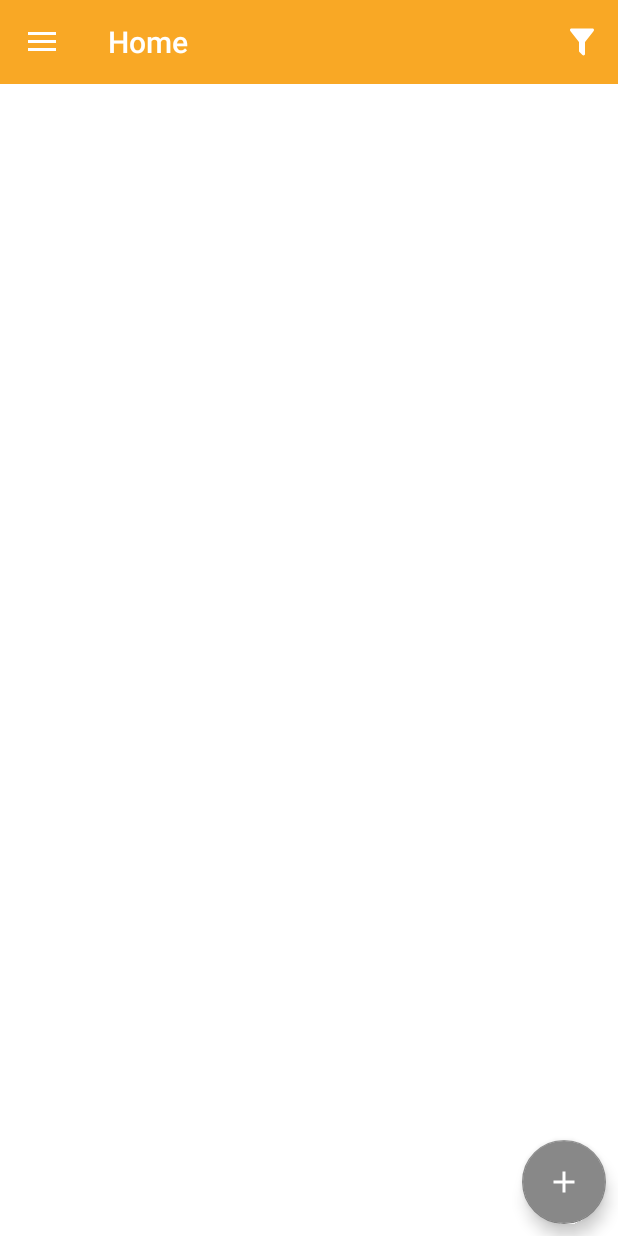
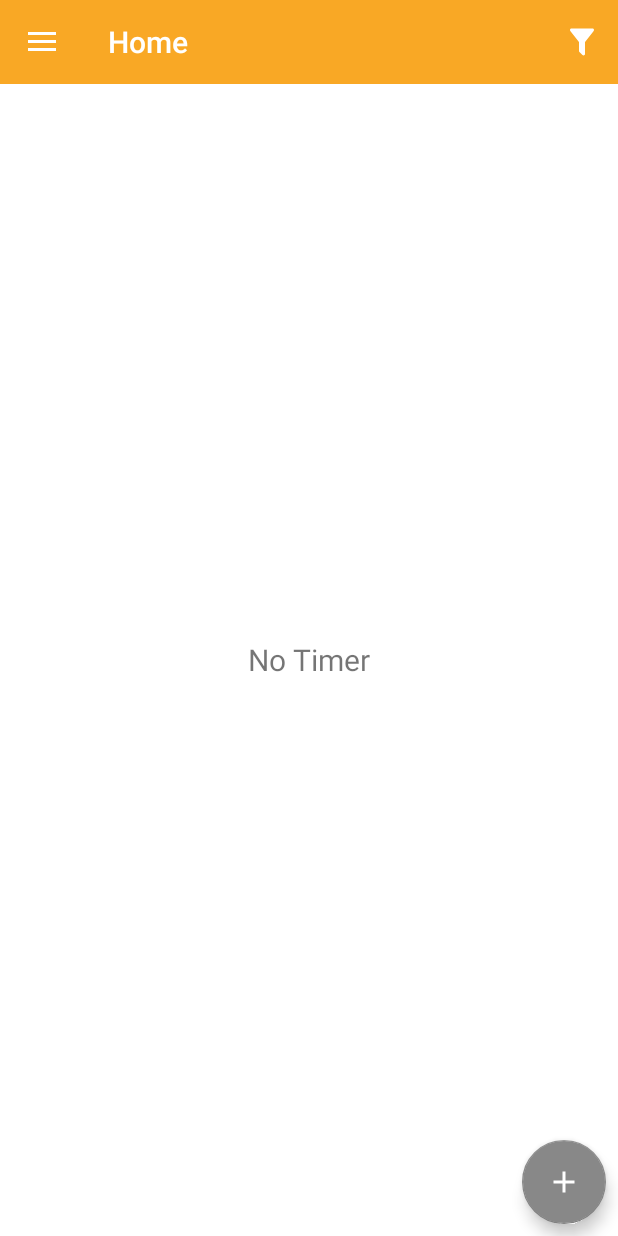
Before and after one commit to kaleidot725/MicheTimer, an Android app: the screen it shows after launch (MainActivity), on a phone screen of 412 x 824 dp. Run offline under Robolectric (Android 15) with nearby library versions, the phone set to English and light mode, and no system bars; our stand-ins replace Dagger/Hilt's generated code, RxJava, data binding; libraries missing offline, so code that uses them is left out: com.mikepenz.aboutlibraries; 2 statements that could not run were skipped.

Commit message:
Add Empty Message

```diff
--- a/src/app/src/main/java/kaleidot725/michetimer/main/MainFragment.kt
+++ b/src/app/src/main/java/kaleidot725/michetimer/main/MainFragment.kt
@@ -70,7 +70,8 @@ class MainFragment : Fragment() {
 
         viewModel = ViewModelProviders.of(this, MainViewModelFactory()).get(MainViewModel::class.java)
         val binding = DataBindingUtil.bind<FragmentMainBinding>(this.view as View)
-        binding?.setVariable(BR.mainViewModel, viewModel)
+        binding?.lifecycleOwner = this
+        binding?.mainViewModel = viewModel
 
         val recyclerView = view.findViewById<RecyclerView>(R.id.recycler_view).also {
             it.setHasFixedSize(true)
--- a/src/app/src/main/java/kaleidot725/michetimer/main/MainTimersAdapter.kt
+++ b/src/app/src/main/java/kaleidot725/michetimer/main/MainTimersAdapter.kt
@@ -20,12 +20,15 @@ internal class MainTimersAdapter(owner : LifecycleOwner, viewModel : MainViewMod
     }
 
     override fun onBindViewHolder(holder: MainTimersViewHolder, position: Int) {
-        holder.bind(viewModel.all[position])
+        val list = viewModel.all.value
+        if (list != null && (position < list.count())) {
+            holder.bind(list[position])
+        }
     }
 
     override fun onDetachedFromRecyclerView(recyclerView: RecyclerView) {
         super.onDetachedFromRecyclerView(recyclerView)
     }
 
-    override fun getItemCount(): Int = viewModel.all.count()
+    override fun getItemCount(): Int = viewModel.all.value?.count() ?: 0
 }
--- a/src/app/src/main/java/kaleidot725/michetimer/main/MainViewModel.kt
+++ b/src/app/src/main/java/kaleidot725/michetimer/main/MainViewModel.kt
@@ -1,17 +1,24 @@
 package kaleidot725.michetimer.main
 
+import android.opengl.Visibility
 import android.view.View
-import androidx.databinding.ObservableArrayList
 import androidx.databinding.ObservableList
-import androidx.lifecycle.ViewModel
+import androidx.lifecycle.*
 import kaleidot725.michetimer.model.entity.Timer
 import kaleidot725.michetimer.model.repository.TimerRepository
 import kaleidot725.michetimer.model.service.TimerService
 
 
-class MainViewModel(navigator : MainNavigator, service : TimerService, repository : TimerRepository, filter : MainFilter, search : String) : ViewModel() {
+class MainViewModel(navigator : MainNavigator, service : TimerService, repository : TimerRepository, filterType : MainFilter, search : String) : ViewModel() {
 
-    val all : ObservableList<MainTimerViewModel> = ObservableArrayList<MainTimerViewModel>()
+    private val _all : MutableLiveData<List<MainTimerViewModel>> = MutableLiveData()
+    val all : LiveData<List<MainTimerViewModel>> = _all
+
+    private val _visibility : MediatorLiveData<Int> = MediatorLiveData<Int>().also { v ->
+        v.addSource(all) { all -> v.value = if(all.count() == 0)  View.VISIBLE else View.GONE }
+    }
+    val visibility : LiveData<Int> = _visibility
+
     var onAddEvent : ((Int) -> Unit) ?= null
     var onRemoveEvent : ((Int) -> Unit) ?= null
     var onChanged : (() -> Unit) ?= null
@@ -19,30 +26,29 @@ class MainViewModel(navigator : MainNavigator, service : TimerService, repositor
     private val navigator : MainNavigator = navigator
     private val service : TimerService = service
     private val repository : TimerRepository = repository
-    private val filter : MainFilter = filter
+    private val filter : MainFilter = filterType
     private val search : String = search
 
     private val changedCallback = object : ObservableList.OnListChangedCallback<ObservableList<Timer>>() {
         override fun onItemRangeInserted(sender: ObservableList<Timer>?, positionStart: Int, itemCount: Int) {
             if (sender != null) {
-                all.clear()
-                repository.filter(filter).forEach { t -> all.add(MainTimerViewModel(navigator, t, service, repository)) }
+                _all.value = repository.filter(filterType).map { MainTimerViewModel(navigator, it, service, repository) }
                 onAddEvent?.invoke(positionStart)
             }
         }
 
         override fun onItemRangeRemoved(sender: ObservableList<Timer>?, positionStart: Int, itemCount: Int) {
             if (sender != null) {
-                all.clear()
-                repository.filter(filter).forEach { t -> all.add(MainTimerViewModel(navigator, t, service, repository)) }
+                _all.value = repository.filter(filterType).map { MainTimerViewModel(navigator, it, service, repository) }
+                _visibility.value = if(repository.filter(filterType).count() == 0)  View.VISIBLE else View.GONE
                 onRemoveEvent?.invoke(positionStart)
             }
         }
 
         override fun onChanged(sender: ObservableList<Timer>?) {
             if (sender != null) {
-                all.clear()
-                repository.filter(filter).forEach { t -> all.add(MainTimerViewModel(navigator, t, service, repository)) }
+                _all.value = repository.filter(filterType).map { MainTimerViewModel(navigator, it, service, repository) }
+                _visibility.value = if(repository.filter(filterType).count() == 0)  View.VISIBLE else View.GONE
                 onChanged?.invoke()
             }
         }
@@ -52,7 +58,8 @@ class MainViewModel(navigator : MainNavigator, service : TimerService, repositor
     }
 
     init {
-        repository.filter(filter).forEach { t -> all.add(MainTimerViewModel(navigator, t, service, repository)) }
+        _all.value = repository.filter(filterType).map { MainTimerViewModel(navigator, it, service, repository) }
+        _visibility.value = if(repository.filter(filterType).count() == 0)  View.VISIBLE else View.GONE
         repository.addOnListChangedCallback(changedCallback)
     }
 
--- a/src/app/src/main/res/layout/fragment_main.xml
+++ b/src/app/src/main/res/layout/fragment_main.xml
@@ -1,12 +1,23 @@
 <?xml version="1.0" encoding="utf-8"?>
 <layout xmlns:android="http://schemas.android.com/apk/res/android">
     <data>
+        <import type="android.view.View"/>
         <variable name="mainViewModel" type="kaleidot725.michetimer.main.MainViewModel"/>
     </data>
 
     <FrameLayout
         android:layout_width="match_parent"
         android:layout_height="match_parent">
+
+        <TextView
+            android:layout_width="match_parent"
+            android:layout_height="wrap_content"
+            android:gravity="center"
+            android:textAlignment="center"
+            android:layout_gravity="center"
+            android:visibility="@{mainViewModel.visibility}"
+            android:text="@string/empty_message"
+            android:textSize="@dimen/large_text"/>
 
         <androidx.recyclerview.widget.RecyclerView
             android:id="@+id/recycler_view"
--- a/src/app/src/main/res/values/strings.xml
+++ b/src/app/src/main/res/values/strings.xml
@@ -8,7 +8,5 @@
     <string name="nav_header_subtitle">android.studio@android.com</string>
     <string name="nav_header_desc">Navigation header</string>
     <string name="action_settings">Settings</string>
-
-    <!-- TODO: Remove or change this placeholder text -->
-    <string name="hello_blank_fragment">Hello blank fragment</string>
+    <string name="empty_message">No Timer</string>
 </resources>
--- a/src/app/src/main/res/values/styles.xml
+++ b/src/app/src/main/res/values/styles.xml
@@ -3,6 +3,9 @@
         <item name="colorPrimary">@color/colorPrimary</item>
         <item name="colorPrimaryDark">@color/colorPrimaryDark</item>
         <item name="colorAccent">@color/colorSecondary</item>
+
+        <item name="android:windowActivityTransitions">true</item>
+
     </style>
 
     <style name="AppTheme.NavigatoinView" parent="AppTheme">
```
